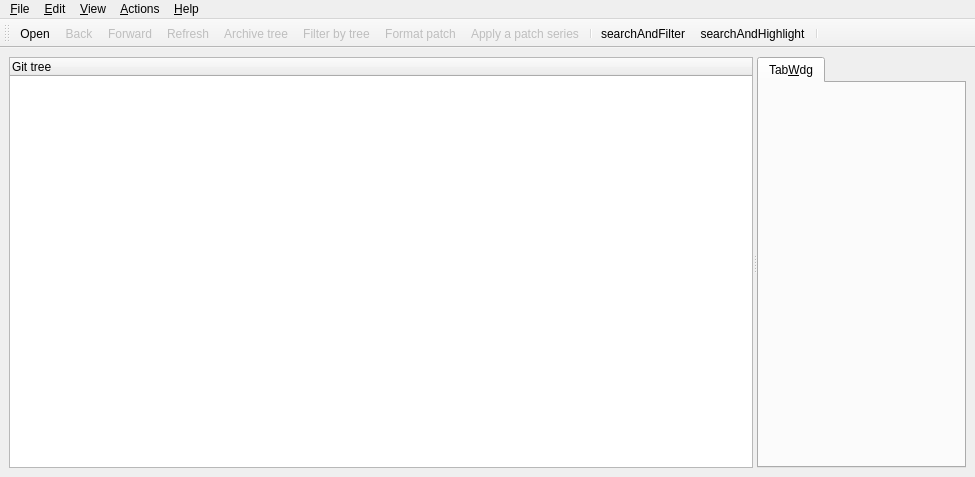
tibirna/qgit, file src/mainview.ui: the form before one commit.
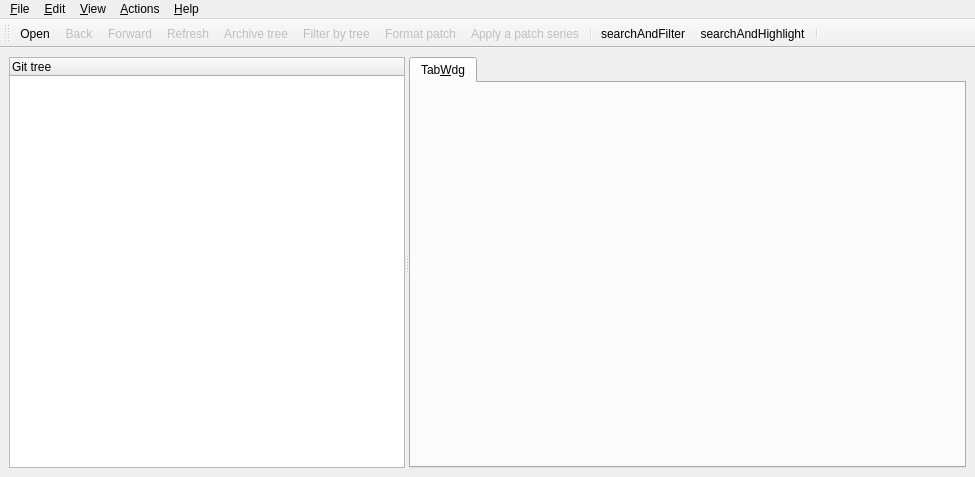
The form after the commit. Icons and pictures are not drawn. Custom widgets are drawn as their Qt base class.

Commit message: Make file tree to tab widget ratio 1:5

```diff
--- a/src/mainview.ui
+++ b/src/mainview.ui
@@ -29,6 +29,14 @@
        <enum>Qt::Horizontal</enum>
       </property>
       <widget class="TreeView" name="treeView" >
+       <property name="sizePolicy" >
+        <sizepolicy>
+         <hsizetype>7</hsizetype>
+         <vsizetype>13</vsizetype>
+         <horstretch>1</horstretch>
+         <verstretch>0</verstretch>
+        </sizepolicy>
+       </property>
        <property name="contextMenuPolicy" >
         <enum>Qt::CustomContextMenu</enum>
        </property>
@@ -48,6 +56,14 @@
        </column>
       </widget>
       <widget class="QTabWidget" name="tabWdg" >
+       <property name="sizePolicy" >
+        <sizepolicy>
+         <hsizetype>7</hsizetype>
+         <vsizetype>7</vsizetype>
+         <horstretch>5</horstretch>
+         <verstretch>0</verstretch>
+        </sizepolicy>
+       </property>
        <widget class="QWidget" name="TabWdg" >
         <attribute name="title" >
          <string>Tab&amp;Wdg</string>
```
Left out of the diff: 2 changed lines with no effect on the pictures.
